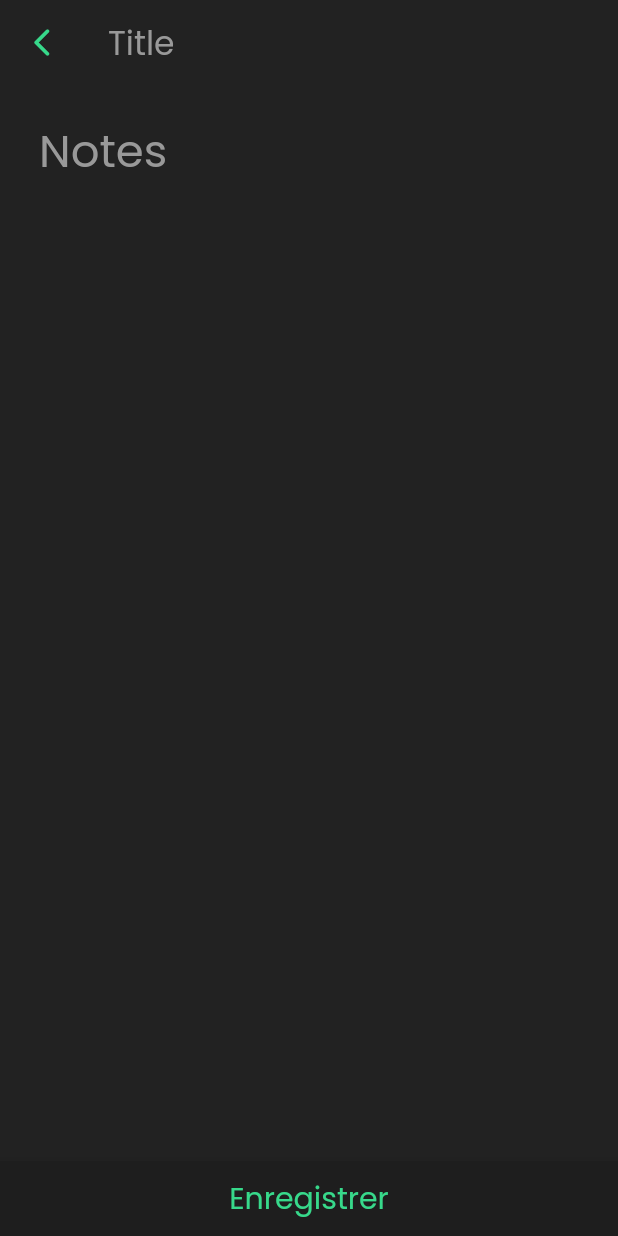
After one commit to yuufumi/NotebookApp, a Flutter app: the NotePage screen opened directly, on a phone screen of 412 x 824 dp. The commit adds this screen. Run offline on Flutter 3.47's test engine with Material 2 defaults, Android fonts, the phone set to English and light mode, and no system bars.

Commit message:
pages added
note page and todo list added, note page styled but to do list page still

```diff
--- a/notebook_application/analysis_options.yaml
+++ b/notebook_application/analysis_options.yaml
@@ -7,7 +7,7 @@
 
 # The following line activates a set of recommended lints for Flutter apps,
 # packages, and plugins designed to encourage good coding practices.
-include: package:flutter_lints/flutter.yaml
+# include: package:flutter_lints/flutter.yaml
 
 linter:
   # The lint rules applied to this project can be customized in the
--- /dev/null
+++ b/notebook_application/lib/NotePage.dart
@@ -0,0 +1,89 @@
+import 'package:flutter/material.dart';
+import 'package:notebook_application/notesPage.dart';
+
+class NotePage extends StatefulWidget {
+  const NotePage({super.key});
+
+  @override
+  State<NotePage> createState() => _NotePageState();
+}
+
+class _NotePageState extends State<NotePage> {
+  @override
+  Widget build(BuildContext context) {
+    return Scaffold(
+      backgroundColor: Color(0xff222222),
+      appBar: AppBar(
+        backgroundColor: Colors.transparent,
+        elevation: 0,
+        title: Container(
+          padding: EdgeInsets.fromLTRB(0, 2, 0, 0),
+          child: TextField(
+            decoration: InputDecoration(
+                border: InputBorder.none,
+                hintText: "Title",
+                hintStyle: TextStyle(
+                    fontFamily: "Poppins",
+                    fontSize: 22,
+                    color: Color(0xff999999)),
+                fillColor: Color(0xff999999)),
+            cursorColor: Color(0xff37d98b),
+            style: TextStyle(
+                fontFamily: "Poppins", fontSize: 18, color: Color(0xff999999)),
+          ),
+        ),
+        leading: GestureDetector(
+            onTap: () {
+              Navigator.pop(context);
+            },
+            child: Icon(
+              Icons.arrow_back_ios_new_rounded,
+              size: 22,
+              color: Color(0xff37d98b),
+            )),
+      ),
+      body: Padding(
+        padding: const EdgeInsets.fromLTRB(26, 10, 26, 0),
+        child: TextField(
+          maxLines: 100,
+          decoration: InputDecoration(
+            border: InputBorder.none,
+            hintText: "Notes",
+            hintStyle: TextStyle(
+              fontFamily: "Poppins",
+              fontSize: 30,
+              color: Color(0xff999999),
+            ),
+          ),
+          cursorColor: Color(0xff37d98b),
+          style: TextStyle(
+              fontFamily: "Poppins", fontSize: 30, color: Color(0xffeeeeee)),
+        ),
+      ),
+      bottomNavigationBar: BottomAppBar(
+        color: Color.fromARGB(255, 30, 30, 30),
+        child: GestureDetector(
+          onTap: () {
+            Navigator.push(
+              context,
+              MaterialPageRoute(builder: (context) => {
+                NotePage n = new NotesPage();
+
+                }),
+            );
+          },
+          child: Container(
+              height: 50,
+              child: Center(
+                  child: Text(
+                'Enregistrer',
+                style: TextStyle(
+                    fontFamily: "Poppins",
+                    fontSize: 20,
+                    color: Color(0xff37d98b)),
+              ))),
+        ),
+      ),
+    );
+  }
+}
--- a/notebook_application/lib/main.dart
+++ b/notebook_application/lib/main.dart
@@ -1,6 +1,6 @@
 import 'package:flutter/material.dart';
 import 'package:notebook_application/notesPage.dart';
-import 'package:notebook_application/HelloPage.dart';
+//import 'package:notebook_application/NotePage.dart';
 
 void main() => runApp(MyApp());
 
--- a/notebook_application/lib/notesPage.dart
+++ b/notebook_application/lib/notesPage.dart
@@ -1,12 +1,21 @@
 import 'package:flutter/material.dart';
+import 'package:notebook_application/NotePage.dart';
+import 'package:notebook_application/TODOListPage.dart';
 
 class NotesPage extends StatefulWidget {
   @override
+  List<String> title = [""];
+
+  void AddNote(String titre) {
+    this.title.add(titre);
+  }
+
   _NotesPageState createState() => _NotesPageState();
 }
 
 class Note extends StatelessWidget {
-  const Note({super.key});
+  String title;
+  Note(this.title);
 
   @override
   Widget build(BuildContext context) {
@@ -26,7 +35,7 @@ class Note extends StatelessWidget {
             ),
           ),
           Text(
-            "my note",
+            title,
             style: TextStyle(
               fontFamily: "Poppins",
               fontSize: 16,
@@ -43,7 +52,8 @@ class Note extends StatelessWidget {
 }
 
 class _NotesPageState extends State<NotesPage> {
-  int nbNotes = 0;
+  List<String> titles = ["Life style", "Mlbb"];
+
   @override
   Widget build(BuildContext context) {
     return Scaffold(
@@ -74,9 +84,10 @@ class _NotesPageState extends State<NotesPage> {
           mainAxisSpacing: 40,
           crossAxisSpacing: 60,
           crossAxisCount: 2,
-            children: <Note>[
-              for (int i = 0; i < nbNotes; i++) Note(),
-            ]),
+          children: titles.map((title) {
+            return Note(title);
+          }).toList(),
+        ),
       ),
       bottomNavigationBar: BottomAppBar(
         color: Color(0xff111111),
@@ -152,6 +163,13 @@ void _showDialog(BuildContext context) {
             mainAxisAlignment: MainAxisAlignment.spaceEvenly,
             children: [
               Center(
+                child: GestureDetector(
+                  onTap: () {
+                    Navigator.push(
+                      context,
+                      MaterialPageRoute(builder: (context) => NotePage()),
+                    );
+                  },
                   child: Text(
                     "Note",
                     style: TextStyle(
@@ -161,18 +179,27 @@ void _showDialog(BuildContext context) {
                     ),
                   ),
                 ),
+              ),
               Divider(
                 color: Color(0xff333333),
                 indent: 30,
                 endIndent: 30,
               ),
               Center(
+                child: GestureDetector(
+                  onTap: () {
+                    Navigator.push(
+                      context,
+                      MaterialPageRoute(builder: (context) => TODOListPage()),
+                    );
+                  },
                   child: Text(
                     "Liste de vérifications",
                     style: TextStyle(
                       color: Color(0xff37d98b),
                       fontFamily: "Poppins",
                       fontSize: 16,
+                    ),
                   ),
                 ),
               ),
```
Also changed, not shown: notebook_application/lib/HelloPage.dart (deleted, +0 -83 lines), notebook_application/lib/TODOListPage.dart (added, +15 -0 lines). Lines whose indentation alone changed are shown as unchanged.
